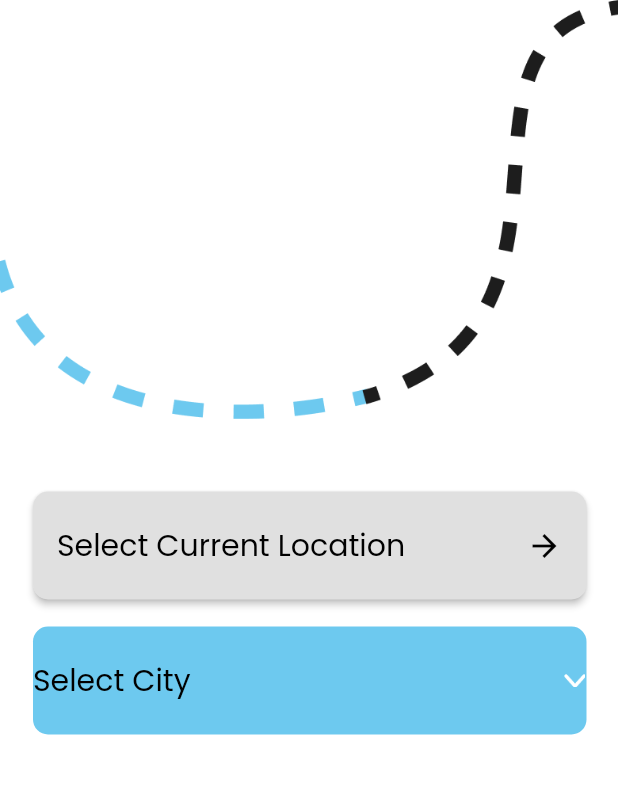
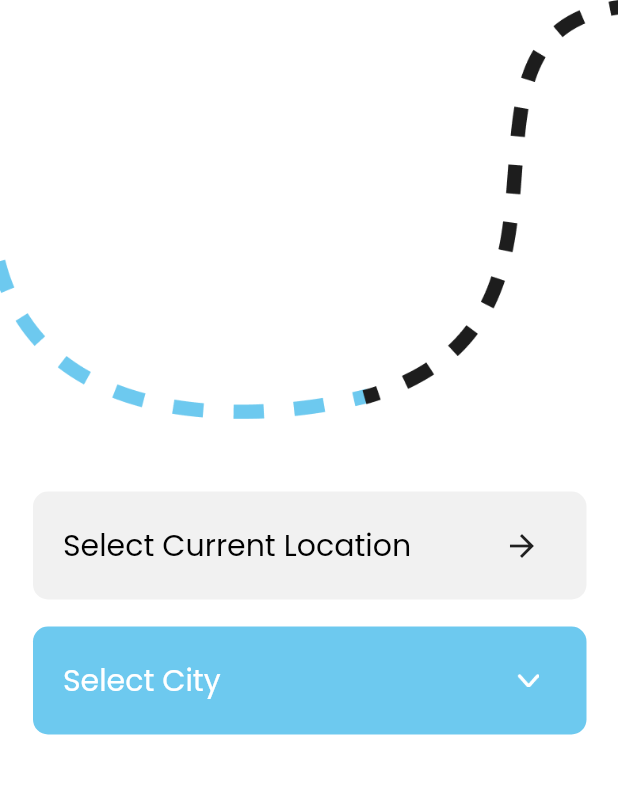
Before and after one commit to hammadkahn/Weather_app, a Flutter app: the screen it shows after launch, on a phone screen of 412 x 824 dp, the part 422-1216 px from its top. Run offline on Flutter 3.47's test engine with Material 2 defaults, Android fonts, the phone set to English and light mode, and no system bars.

Commit message:
Landing page Completed

```diff
--- a/lib/screens/landing/current_loc.dart
+++ b/lib/screens/landing/current_loc.dart
@@ -3,6 +3,7 @@ import 'package:flutter/src/foundation/key.dart';
 import 'package:flutter/src/widgets/framework.dart';
 
 import '../../app/size_config.dart';
+import '../city/city_select.dart';
 
 class Current_loc extends StatelessWidget {
   const Current_loc({Key? key}) : super(key: key);
@@ -10,16 +11,24 @@ class Current_loc extends StatelessWidget {
   @override
   Widget build(BuildContext context) {
     return Padding(
-      padding: const EdgeInsets.only(right: 21, left: 22),
+      padding: const EdgeInsets.only(right: 21, left: 22, top: 18),
+      child: GestureDetector(
+        onTap: () {
+          Navigator.push(
+            context,
+            MaterialPageRoute(
+              builder: (context) => City_select(),
+            ),
+          );
+        },
         child: Container(
           width: double.infinity,
           height: 72,
-        child: RaisedButton(
-          onPressed: () {},
-          color: Color(0xFFE0E0E0),
-          shape: RoundedRectangleBorder(
+          decoration: BoxDecoration(
               borderRadius: BorderRadius.circular(10),
-          ),
+              color: Color(0xFFF1F1F1)),
+          child: Padding(
+            padding: EdgeInsets.only(right: 31, left: 20),
             child: Row(
               children: [
                 Text(
@@ -31,8 +40,9 @@ class Current_loc extends StatelessWidget {
                   ),
                 ),
                 Spacer(),
-              Icon(Icons.arrow_forward, color: Colors.black),
+                Icon(Icons.arrow_forward)
               ],
+            ),
           ),
         ),
       ),
--- a/lib/screens/landing/dropdown.dart
+++ b/lib/screens/landing/dropdown.dart
@@ -1,5 +1,4 @@
-
-import 'package:app/city/city_select.dart';
+import 'package:app/screens/city/city_select.dart';
 import 'package:flutter/material.dart';
 import 'package:flutter/src/foundation/key.dart';
 import 'package:flutter/src/widgets/framework.dart';
@@ -27,6 +26,8 @@ class Dropdown extends StatelessWidget {
           decoration: BoxDecoration(
               borderRadius: BorderRadius.circular(10),
               color: Color(0xFF6DC9EF)),
+          child: Padding(
+            padding: EdgeInsets.only(right: 31, left: 20),
             child: Row(
               children: [
                 Text(
@@ -34,7 +35,7 @@ class Dropdown extends StatelessWidget {
                   style: TextStyle(
                     fontSize: 20,
                     fontWeight: FontWeight.w500,
-                  color: Colors.black,
+                    color: Colors.white,
                   ),
                 ),
                 Spacer(),
@@ -43,6 +44,7 @@ class Dropdown extends StatelessWidget {
             ),
           ),
         ),
+      ),
     );
   }
 }
```
Also changed, not shown: lib/screens/city/city_select.dart (renamed from lib/city/city_select.dart). Lines whose indentation alone changed are shown as unchanged.
